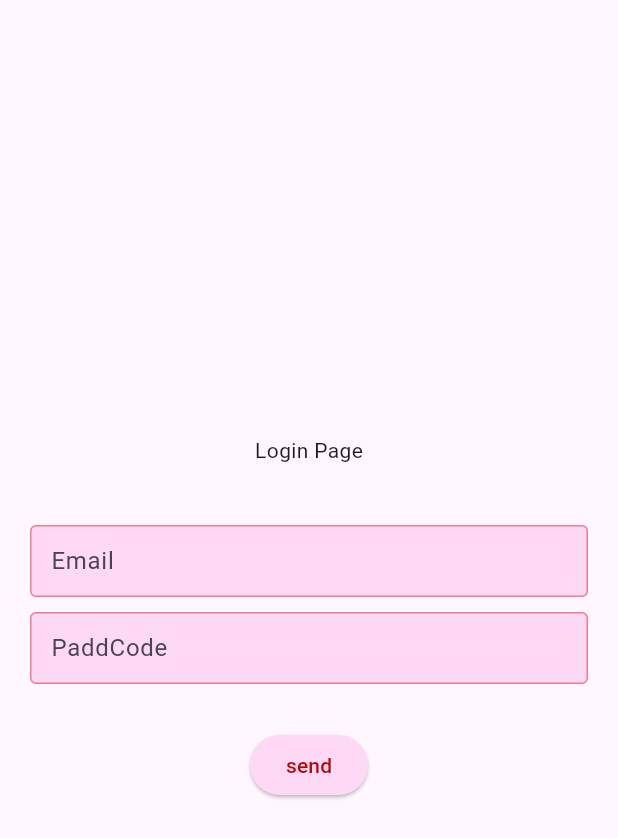
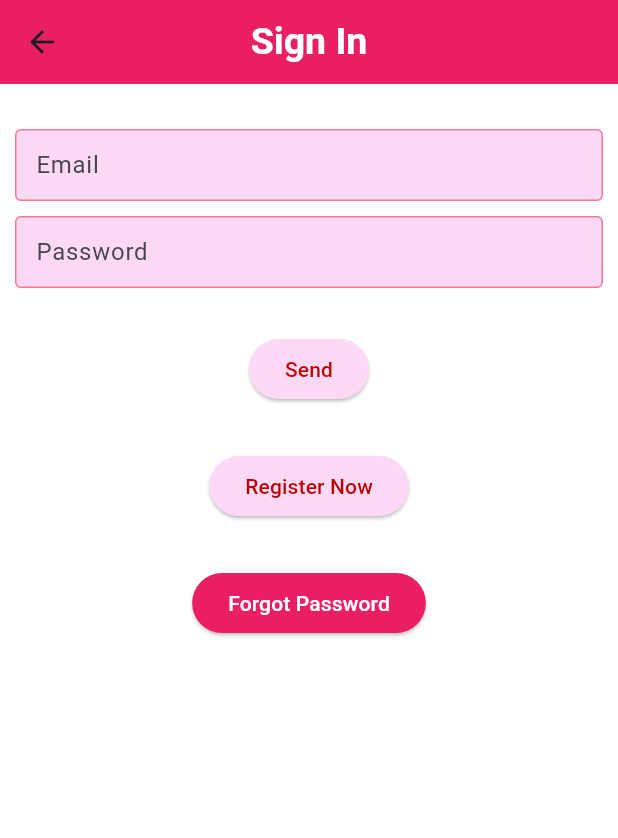
Before and after one commit to aminrazakhan07/Firebase-Crud, a Flutter app: the Loginscreen screen opened directly, on a phone screen of 412 x 824 dp. Shown: the top 838 px of the screen. Run offline on Flutter 3.47's test engine with Material 3 defaults, Android fonts, the phone set to English and light mode, and no system bars; our stand-ins replace cloud_firestore, firebase_auth, firebase_core, flutter_spinkit, get; missing offline and left inert: dart:ffi, paginate_firestore_plus; accounts and stored records are empty; network calls fail.

Commit message:
signUp page

```diff
--- /dev/null
+++ b/lib/custom_widget/elevat_button.dart
@@ -0,0 +1,19 @@
+import 'package:flutter/material.dart';
+
+Widget customElevatedButton({
+  required VoidCallback onPressed,
+  required String text,
+  Color backgroundColor = Colors.blue,
+  Color textColor = Colors.white,
+}) {
+  return ElevatedButton(
+    style: ElevatedButton.styleFrom(
+      backgroundColor: backgroundColor,
+    ),
+    onPressed: onPressed,
+    child: Text(
+      text,
+      style: TextStyle(color: textColor),
+    ),
+  );
+}
--- /dev/null
+++ b/lib/custom_widget/textfield_func.dart
@@ -0,0 +1,35 @@
+// ignore_for_file: prefer_const_constructors
+
+import 'package:flutter/material.dart';
+
+Widget customTextField({
+  required TextEditingController controller,
+  required String hintText,
+  bool obscureText = false,
+  TextInputType keyboardType = TextInputType.text,
+}) {
+  return TextField(
+    controller: controller,
+    keyboardType: keyboardType,
+    obscureText: obscureText,
+    decoration: InputDecoration(
+      hintText: hintText,
+      border: OutlineInputBorder(),
+      filled: true,
+      fillColor: Color.fromARGB(255, 253, 217, 246),
+      contentPadding: EdgeInsets.all(10),
+      focusedBorder: OutlineInputBorder(
+        borderSide: BorderSide(
+          color: const Color.fromARGB(255, 211, 3, 3),
+          width: 1.3,
+        ),
+      ),
+      enabledBorder: OutlineInputBorder(
+        borderSide: BorderSide(
+          color: const Color.fromARGB(255, 246, 122, 143),
+          width: 1.0,
+        ),
+      ),
+    ),
+  );
+}
--- a/lib/main.dart
+++ b/lib/main.dart
@@ -1,7 +1,8 @@
 // ignore_for_file: prefer_const_constructors
 
 import 'package:firebase_core/firebase_core.dart';
-import 'package:firebase_crud/screens/paginations/pagin.dart';
+import 'package:firebase_crud/screens/welcome/loginscr.dart';
+import 'package:firebase_crud/wraperpage/wraper.dart';
 import 'package:flutter/material.dart';
 import 'package:get/get_navigation/src/root/get_material_app.dart';
 
@@ -19,7 +20,7 @@ class MyApp extends StatelessWidget {
   Widget build(BuildContext context) {
     return GetMaterialApp(
       debugShowCheckedModeBanner: false,
-      home: PaginateScreen(),
+      home: Wraperscr(),
     );
   }
 }
--- a/lib/screens/insertscr/insert.dart
+++ b/lib/screens/insertscr/insert.dart
@@ -1,7 +1,7 @@
 // ignore_for_file: prefer_const_constructors
 
 import 'package:cloud_firestore/cloud_firestore.dart';
-import 'package:firebase_crud/screens/read.dart/read.dart';
+import 'package:firebase_crud/screens/insertscr/read.dart/read.dart';
 import 'package:flutter/material.dart';
 
 class InsertDatas extends StatefulWidget {
--- a/lib/screens/welcome/loginscr.dart
+++ b/lib/screens/welcome/loginscr.dart
@@ -1,6 +1,16 @@
 // ignore_for_file: prefer_const_constructors
 
+import 'dart:ffi';
+import 'dart:math';
+
+import 'package:firebase_auth/firebase_auth.dart';
+import 'package:firebase_crud/custom_widget/elevat_button.dart';
+import 'package:firebase_crud/screens/welcome/forgotpass.dart';
+import 'package:firebase_crud/screens/welcome/signup.dart';
+import 'package:firebase_crud/custom_widget/textfield_func.dart';
 import 'package:flutter/material.dart';
+import 'package:get/get_core/src/get_main.dart';
+import 'package:get/get_navigation/get_navigation.dart';
 
 class Loginscreen extends StatefulWidget {
   const Loginscreen({super.key});
@@ -13,98 +23,73 @@ class _LoginscreenState extends State<Loginscreen> {
   TextEditingController emailController = TextEditingController();
   TextEditingController passController = TextEditingController();
 
+  signin() async {
+    await FirebaseAuth.instance.signInWithEmailAndPassword(
+      email: emailController.text,
+      password: passController.text,
+    );
+  }
+
   @override
   Widget build(BuildContext context) {
     return Scaffold(
-      body: Center(
+      backgroundColor: Colors.white,
+      appBar: AppBar(
+        centerTitle: true,
+        backgroundColor: Colors.pink,
+        title: Text(
+          'Sign In',
+          style: TextStyle(
+            color: Colors.white,
+            fontSize: 25,
+            fontWeight: FontWeight.bold,
+          ),
+        ),
+      ),
+      body: SingleChildScrollView(
+        child: Padding(
+          padding: const EdgeInsets.only(left: 10.0, right: 10.0),
+          child: Center(
             child: Column(
               mainAxisAlignment: MainAxisAlignment.center,
               children: [
-            Text('Login Page'),
                 SizedBox(height: 30),
-            Padding(
-              padding: const EdgeInsets.only(top: 10, left: 20, right: 20),
-              child: Container(
-                child: TextField(
+                customTextField(
                   controller: emailController,
-                  decoration: InputDecoration(
                   hintText: 'Email',
-                    border: OutlineInputBorder(),
-                    filled: true,
-                    fillColor: Color.fromARGB(255, 253, 217, 246),
-                    contentPadding: EdgeInsets.all(10),
-                    // فوکس ہونے پر باڈر کلر
-                    focusedBorder: OutlineInputBorder(
-                      borderSide: BorderSide(
-                        color: const Color.fromARGB(
-                            255, 211, 3, 3), // آپ کا فوکس کلر
-                        width: 1.3,
+                  keyboardType: TextInputType.emailAddress,
                 ),
-                    ),
-                    // نارمل باڈر کلر
-                    enabledBorder: OutlineInputBorder(
-                      borderSide: BorderSide(
-                        color: const Color.fromARGB(
-                            255, 246, 122, 143), // نارمل باڈر کلر
-                        width: 1.0,
-                      ),
-                    ),
-                  ),
-                ),
-              ),
-            ),
-            ///////////////
-            Padding(
-              padding: const EdgeInsets.only(top: 10, left: 20, right: 20),
-              child: Container(
-                child: TextField(
+                SizedBox(height: 10),
+                customTextField(
                   controller: passController,
-                  decoration: InputDecoration(
-                    hintText: 'PaddCode',
-                    border: OutlineInputBorder(),
-                    filled: true,
-                    fillColor: Color.fromARGB(255, 253, 217, 246),
-                    contentPadding: EdgeInsets.all(10),
-                    // فوکس ہونے پر باڈر کلر
-                    focusedBorder: OutlineInputBorder(
-                      borderSide: BorderSide(
-                        color: const Color.fromARGB(
-                            255, 211, 3, 3), // آپ کا فوکس کلر
-                        width: 1.3,
-                      ),
-                    ),
-                    // نارمل باڈر کلر
-                    enabledBorder: OutlineInputBorder(
-                      borderSide: BorderSide(
-                        color: const Color.fromARGB(
-                            255, 246, 122, 143), // نارمل باڈر کلر
-                        width: 1.0,
-                      ),
-                    ),
-                  ),
-                  // ہور کلر
-                  style: TextStyle(
-                    decorationColor: Colors
-                        .blue, // ہور کلر یہاں عام طور پر اسٹائلز کے ساتھ کیا جاتا ہے
-                  ),
-                ),
-              ),
+                  hintText: 'Password',
+                  obscureText: true,
                 ),
                 ////////
                 SizedBox(height: 30),
-            ElevatedButton(
-              style: ElevatedButton.styleFrom(
+                customElevatedButton(
+                  onPressed: () => signin(),
+                  text: 'Send',
                   backgroundColor: Color.fromARGB(255, 253, 217, 246),
+                  textColor: Color.fromARGB(255, 187, 2, 2),
                 ),
-              onPressed: () {},
-              child: Text(
-                'send',
-                style: TextStyle(
-                  color: Color.fromARGB(255, 187, 2, 2),
+                SizedBox(height: 30),
+                customElevatedButton(
+                  onPressed: () => Get.to(SignupPage()),
+                  text: "Register Now",
+                  backgroundColor: Color.fromARGB(255, 253, 217, 246),
+                  textColor: Color.fromARGB(255, 187, 2, 2),
+                ),
+                SizedBox(height: 30),
+                customElevatedButton(
+                  onPressed: () => Get.to(ForgotpassCode()),
+                  text: "Forgot Password",
+                  backgroundColor: Colors.pink,
+                  textColor: Colors.white,
+                ),
+              ],
             ),
           ),
-            )
-          ],
         ),
       ),
     );
--- a/pubspec.yaml
+++ b/pubspec.yaml
@@ -39,6 +39,9 @@ dependencies:
   cloud_firestore: ^5.5.0
   get: ^4.6.6
   paginate_firestore_plus: ^1.0.1+2
+  flutter_spinkit: ^5.2.1
+  http: ^1.2.2
+  firebase_auth: ^5.3.4
 
 dev_dependencies:
   flutter_test:
```
Also changed, not shown: lib/api_future/apifuture.dart (added, +62 -0 lines), lib/homepage/homescr.dart (added, +80 -0 lines), lib/screens/insertscr/read.dart/read.dart (renamed from lib/screens/read.dart/read.dart, +13 -3 lines), lib/screens/welcome/forgotpass.dart (added, +64 -0 lines), lib/screens/welcome/signup.dart (added, +70 -0 lines), lib/wraperpage/wraper.dart (added, +31 -0 lines), pubspec.lock, 5 other files. Lines whose indentation alone changed are shown as unchanged.
